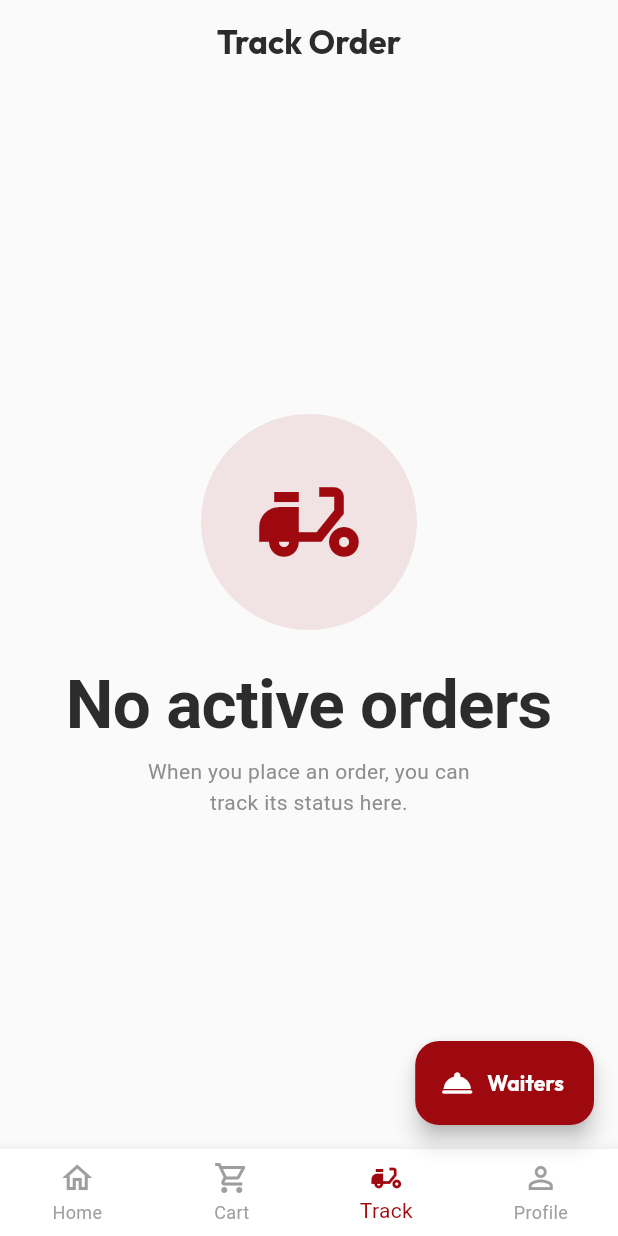
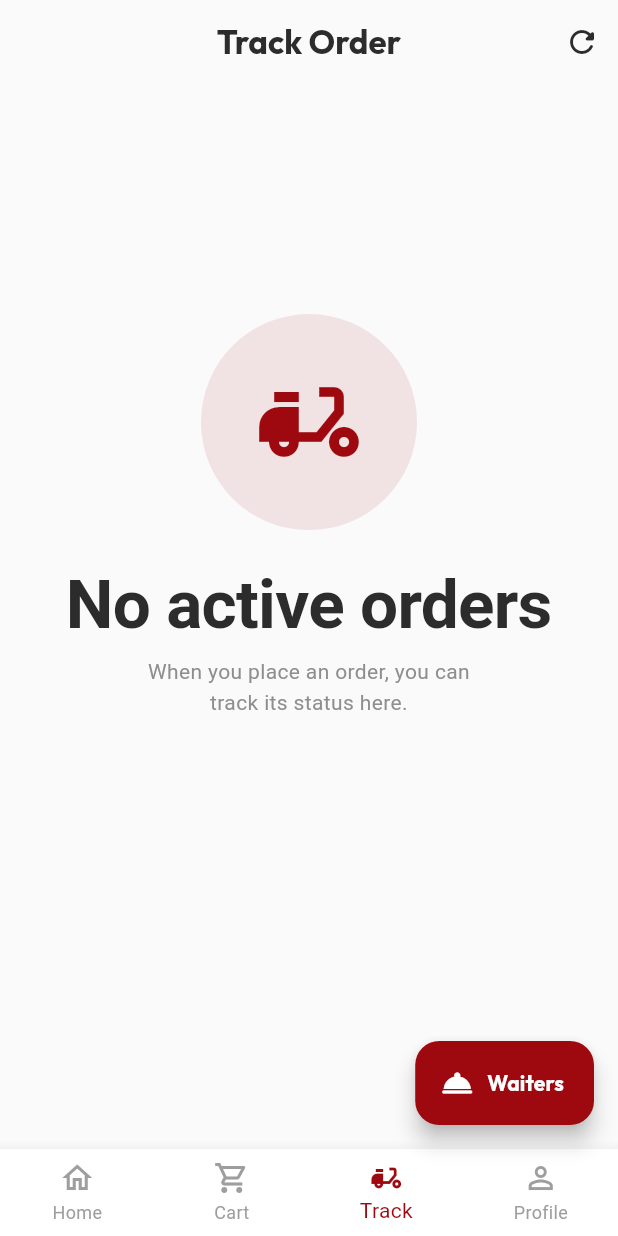
Before and after one commit to ananiaanand/caferio_resturant, a Flutter app: the screen it shows once a user with an empty profile is signed in, item 3 of the bottom bar chosen, on a phone screen of 412 x 824 dp. Run offline on Flutter 3.47's test engine with Material 3 defaults, Android fonts, the light colour scheme and no system bars; our stand-ins replace flutter_secure_storage, flutter_svg, google_fonts, shared_preferences, supabase_flutter; accounts and stored records are empty; network calls fail.

Commit message:
Fix order tracking disappearing after relogin by recovering orders from master store and preserving local offline orders

```diff
--- a/lib/screens/track_order_screen.dart
+++ b/lib/screens/track_order_screen.dart
@@ -22,9 +22,24 @@ class TrackOrderScreen extends StatelessWidget {
       appBar: AppBar(
         title: const Text('Track Order'),
         elevation: 0,
+        actions: [
+          IconButton(
+            icon: const Icon(Icons.refresh_rounded),
+            tooltip: 'Refresh Orders',
+            onPressed: () => provider.refreshOrders(),
           ),
-      body: activeOrders.isEmpty
-          ? Center(
+        ],
+      ),
+      body: RefreshIndicator(
+        color: AppTheme.primaryColor,
+        onRefresh: () => provider.refreshOrders(),
+        child: activeOrders.isEmpty
+            ? ListView(
+                physics: const AlwaysScrollableScrollPhysics(),
+                children: [
+                  SizedBox(
+                    height: MediaQuery.of(context).size.height * 0.7,
+                    child: Center(
                       child: Column(
                         mainAxisAlignment: MainAxisAlignment.center,
                         children: [
@@ -43,14 +58,19 @@ class TrackOrderScreen extends StatelessWidget {
                               textAlign: TextAlign.center, style: TextStyle(color: AppTheme.textLight, height: 1.5)),
                         ],
                       ),
+                    ),
+                  ),
+                ],
               )
             : ListView.builder(
+                physics: const AlwaysScrollableScrollPhysics(),
                 padding: const EdgeInsets.all(20),
                 itemCount: activeOrders.length,
                 itemBuilder: (context, index) {
                   final order = activeOrders[index];
                   return _buildOrderTracker(context, order);
                 },
+              ),
       ),
     );
   }
```
Also changed, not shown: lib/providers/app_provider.dart (+107 -29 lines), 1 other file. Lines whose indentation alone changed are shown as unchanged.
